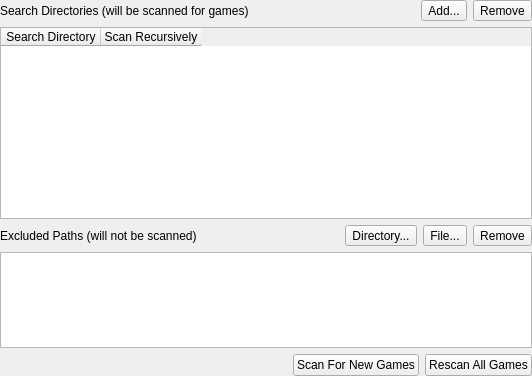
Before: the Qt Designer form pcsx2-qt/Settings/GameListSettingsWidget.ui in PCSX2/pcsx2, drawn with Qt 5.
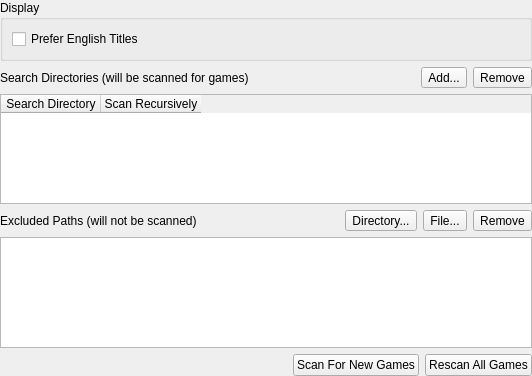
After: the same form once the commit is applied. Icons and pictures are not drawn.

Commit message: Qt: Add option to prefer English titles in Game List

```diff
--- a/pcsx2-qt/Settings/GameListSettingsWidget.ui
+++ b/pcsx2-qt/Settings/GameListSettingsWidget.ui
@@ -23,6 +23,22 @@
    <property name="bottomMargin">
     <number>0</number>
    </property>
+   <item>
+    <widget class="QGroupBox" name="gameListGroup">
+     <property name="title">
+      <string>Display</string>
+     </property>
+     <layout class="QGridLayout" name="gridLayout_gameList">
+      <item row="0" column="0">
+       <widget class="QCheckBox" name="preferEnglishGameList">
+        <property name="text">
+         <string>Prefer English Titles</string>
+        </property>
+       </widget>
+      </item>
+     </layout>
+    </widget>
+   </item>
    <item>
     <layout class="QHBoxLayout" name="horizontalLayout_2">
      <item>
```
The commit also changes 9 other files.
